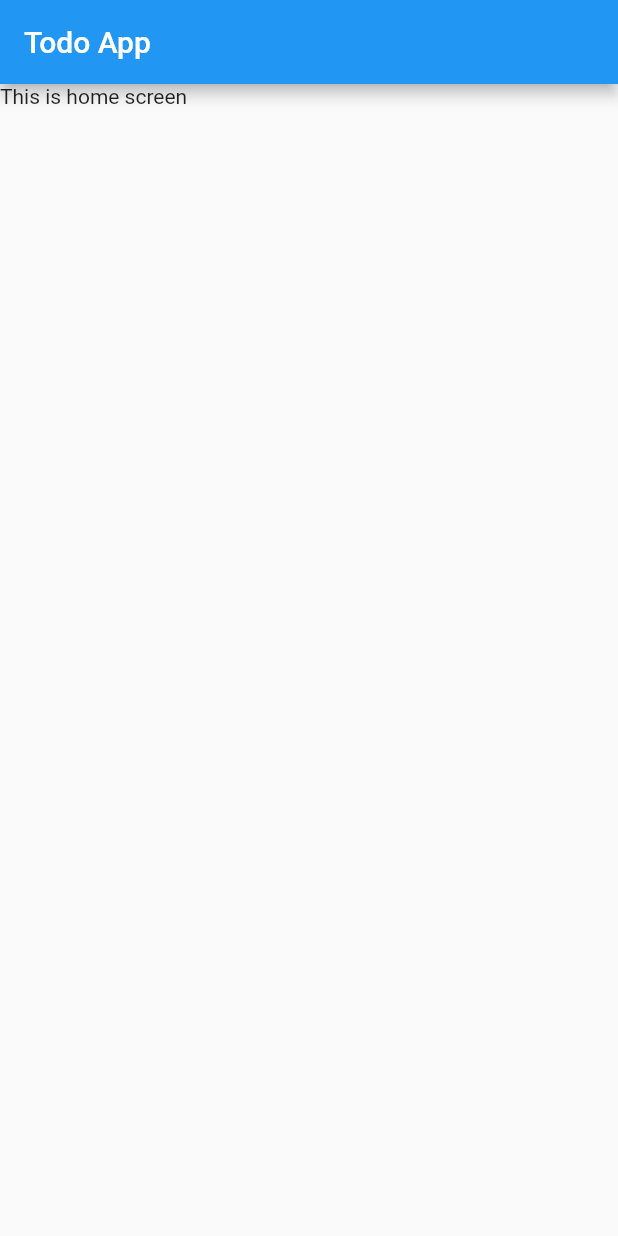
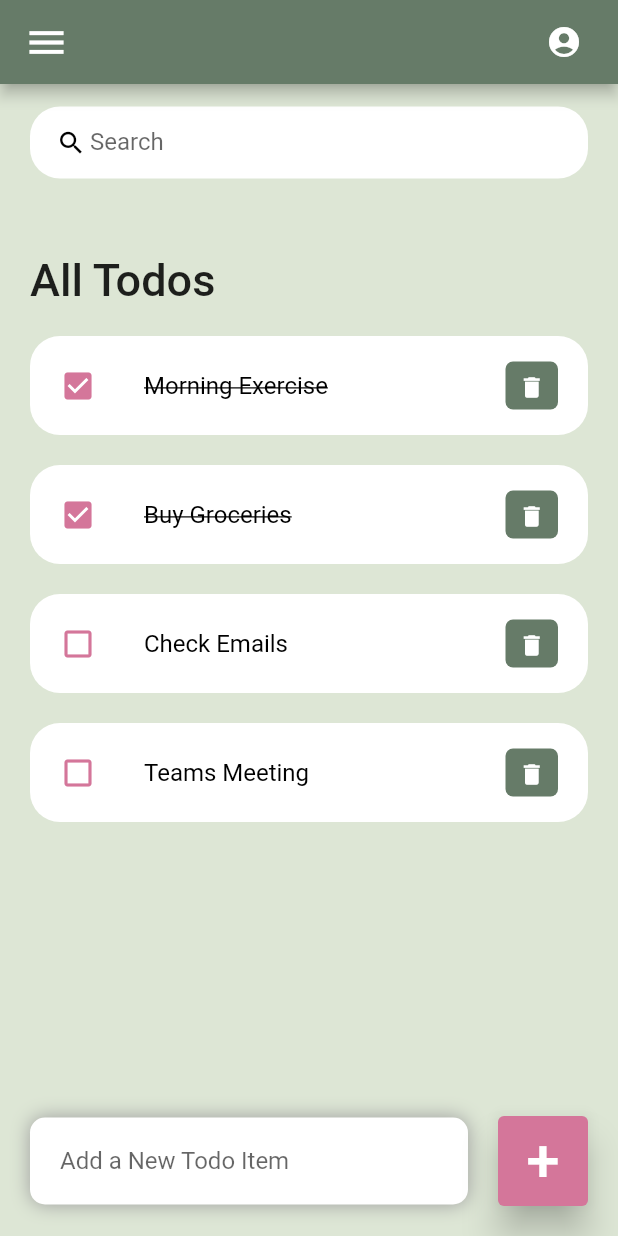
Before and after one commit to hjmille2/todo_list, a Flutter app: the screen it shows after launch, on a phone screen of 412 x 824 dp. Run offline on Flutter 3.47's test engine with Material 2 defaults, Android fonts, the phone set to English and light mode, and no system bars.

Commit message:
ui elements added

```diff
--- a/lib/constants/colors.dart
+++ b/lib/constants/colors.dart
@@ -1 +1,6 @@
 import 'package:flutter/material.dart';
+
+
+const Color tdBGColor = Color(0xff667b68);
+const Color lightGreen = Color(0xffdde6d5);
+const Color darkPink = Color.fromARGB(255, 212, 118, 154);
--- a/lib/main.dart
+++ b/lib/main.dart
@@ -1,16 +1,18 @@
 import 'package:flutter/material.dart';
+import 'package:flutter/services.dart';
 import 'package:todo_list/screens/home.dart';
 
 
 void main() {
-  runApp(const MyApp());
+  runApp(MyApp());
 }
 
 class MyApp extends StatelessWidget {
-  const MyApp({Key? key}) : super(key: key);
+  MyApp({Key? key}) : super(key: key);
 
   @override
   Widget build(BuildContext context) {
+    SystemChrome.setSystemUIOverlayStyle(const SystemUiOverlayStyle(statusBarColor: Colors.transparent));
     return MaterialApp(
       title: 'ToDo App',
       home: Home(),
--- /dev/null
+++ b/lib/model/todo.dart
@@ -0,0 +1,22 @@
+
+
+class Todo {
+  String? id;
+  String? todoText;
+  bool isDone;
+
+  Todo({
+    required this.id,
+    required this.todoText,
+    this.isDone = false
+  });
+
+  static List<Todo> todoList() {
+    return [
+      Todo(id: '01', todoText: 'Morning Exercise', isDone: true),
+      Todo(id: '02', todoText: 'Buy Groceries', isDone: true),
+      Todo(id: '03', todoText: 'Check Emails'),
+      Todo(id: '04', todoText: 'Teams Meeting'),
+    ];
+  }
+}
--- a/lib/screens/home.dart
+++ b/lib/screens/home.dart
@@ -1,15 +1,133 @@
+// ignore_for_file: prefer_const_constructors
+
 import 'package:flutter/material.dart';
+import 'package:todo_list/constants/colors.dart';
+import 'package:todo_list/model/todo.dart';
+import 'package:todo_list/widgets/todo_item.dart';
 
 class Home extends StatelessWidget {
-  const Home({Key? key}) : super(key: key);
+  Home({Key? key}) : super(key: key);
+
+  final todoList = Todo.todoList();
 
   @override
   Widget build(BuildContext context){
     return Scaffold(
-      appBar: AppBar(title: Text('Todo App')),
-      body: Container(
-        child: Text('This is home screen'),
+      backgroundColor: lightGreen,
+      appBar: buildAppBar(),
+      body: Stack(
+        children: [
+          Container(
+            padding: EdgeInsets.symmetric(horizontal: 20, vertical: 15),
+            child: Column(
+              children: [
+                searchBox(),
+                Expanded(
+                  child: ListView(
+                    children: [
+                      Container(
+                        margin: EdgeInsets.only(top: 50, bottom: 20),
+                        child: Text('All Todos', style: TextStyle(
+                          fontSize: 30,
+                          fontWeight: FontWeight.w500
+                        ),),
+                      ),
+                      for( Todo todo in todoList)
+                        TodoItem(todo: todo)
+                    ]
+                  ),
+                ),
+
+              ],
+            ),
+          ),
+          Align(
+            alignment: Alignment.bottomCenter,
+            child: Row(
+              children: [
+                Expanded(
+                  child: Container(
+                    margin: EdgeInsets.only(bottom: 20, right: 20, left: 20),
+                    padding: EdgeInsets.symmetric(horizontal: 20, vertical: 5),
+                    decoration: BoxDecoration(
+                      color: Colors.white,
+                      boxShadow: [BoxShadow(
+                        color: Colors.grey,
+                        offset: Offset(0.0, 0.0),
+                        blurRadius: 10.0,
+                        spreadRadius: 0.0)],
+                        borderRadius: BorderRadius.circular(10)
+                    ),
+                    child: TextField(
+                      decoration: InputDecoration(
+                        hintText: "Add a New Todo Item",
+                        border: InputBorder.none
+                      ),
+                    ),
+                  ),
+                ),
+                Container(
+                  margin: EdgeInsets.only(
+                    bottom: 20,
+                    right: 20
+                  ),
+                  child: ElevatedButton(
+                    child: Text("+", style:TextStyle(fontSize: 40)),
+                    onPressed: () {},
+                    style: ElevatedButton.styleFrom(
+                      backgroundColor: darkPink,
+                      minimumSize: Size(60, 60),
+                      elevation: 10
+                    ),
+                  ),
+                )
+              ],
+            ),
+          )
+        ],
       )
     );
   }
+
+  Container searchBox() {
+    return Container(
+            padding: EdgeInsets.symmetric(horizontal: 15),
+            decoration: BoxDecoration(
+              color: Colors.white,
+              borderRadius: BorderRadius.circular(20)
+            ),
+            child: TextField(
+              decoration: InputDecoration(
+                contentPadding: EdgeInsets.all(0),
+                prefixIcon: Icon(Icons.search, color: Colors.black, size: 20),
+                prefixIconConstraints: BoxConstraints(maxHeight: 20, minWidth: 25),
+                border: InputBorder.none,
+                hintText: "Search"
+              ),
+            ),
+          );
+  }
+
+  AppBar buildAppBar() {
+    return AppBar(
+      backgroundColor: tdBGColor,
+      title: Row(
+        mainAxisAlignment: MainAxisAlignment.spaceBetween,
+        children: [
+          Icon(
+            Icons.menu,
+            color: Colors.white,
+            size: 30,
+          ),
+          SizedBox(
+            height: 40,
+            width: 40,
+            child: ClipRRect(
+              borderRadius: BorderRadius.circular(20),
+              child: Icon(Icons.account_circle)
+            ),
+          )
+      ]),
+    );
+  }
 }
--- /dev/null
+++ b/lib/widgets/todo_item.dart
@@ -0,0 +1,51 @@
+
+import 'package:flutter/material.dart';
+import 'package:todo_list/constants/colors.dart';
+import 'package:todo_list/model/todo.dart';
+
+class TodoItem extends StatelessWidget {
+  final Todo todo;
+
+  TodoItem({Key? key, required this.todo}): super(key: key);
+
+  @override
+  Widget build(BuildContext context) {
+    return Container(
+      margin: EdgeInsets.only(bottom: 20),
+      child: ListTile(
+        onTap: () {
+          print('Clicked on todo item');
+        },
+        shape: RoundedRectangleBorder(borderRadius: BorderRadius.circular(20)),
+        contentPadding: EdgeInsets.symmetric(horizontal: 20, vertical: 5),
+        tileColor: Colors.white,
+        leading: Icon(
+          todo.isDone? Icons.check_box : Icons.check_box_outline_blank,
+          color: darkPink),
+        title: Text(todo.todoText!, style: TextStyle(
+          fontSize: 16,
+          color: Colors.black,
+          decoration: todo.isDone? TextDecoration.lineThrough : null,
+        )),
+        trailing: Container(
+          padding: EdgeInsets.all(0),
+          margin: EdgeInsets.symmetric(vertical: 12),
+          height: 35,
+          width: 35,
+          decoration: BoxDecoration(
+            color: tdBGColor,
+            borderRadius: BorderRadius.circular(5)
+          ),
+          child: IconButton(
+            color: Colors.white,
+            iconSize: 18,
+            icon: Icon(Icons.delete),
+            onPressed: () {
+              print("clicked on delete");
+            },
+          ),
+        ),
+      ),
+    );
+  }
+}
--- a/pubspec.yaml
+++ b/pubspec.yaml
@@ -59,8 +59,8 @@ flutter:
   uses-material-design: true
 
   # To add assets to your application, add an assets section, like this:
-  # assets:
-  #   - images/a_dot_burr.jpeg
+  assets:
+    - assets/images/
   #   - images/a_dot_ham.jpeg
 
   # An image asset can refer to one or more resolution-specific "variants", see
```
